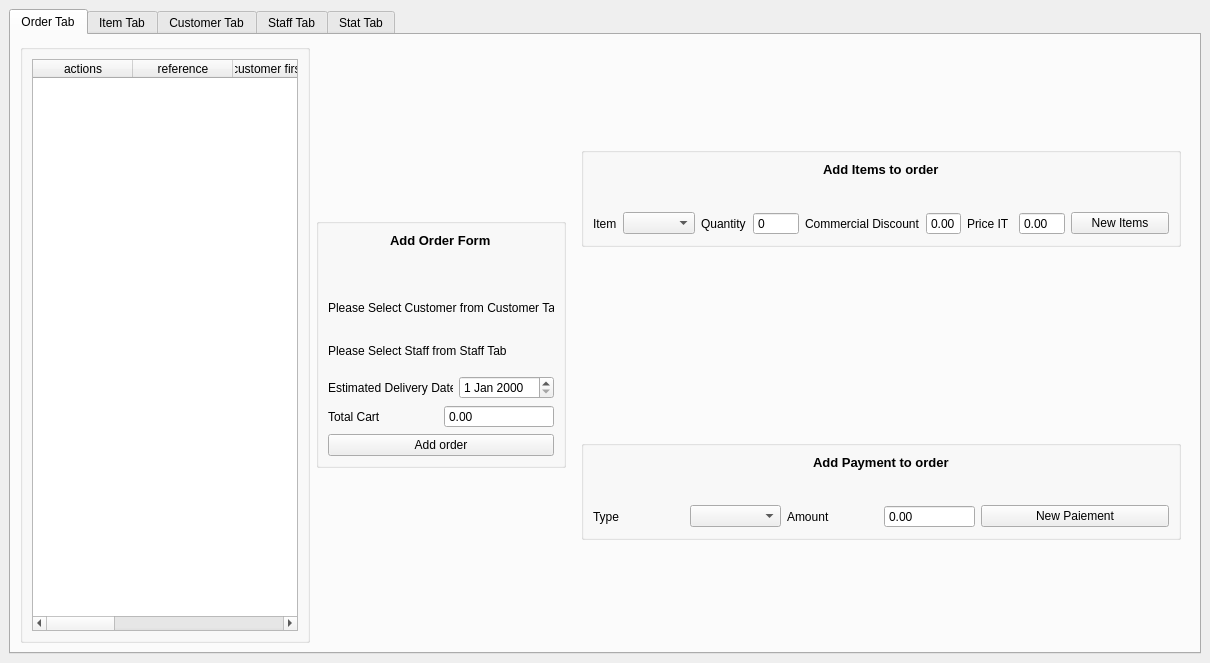
Old version of the form window/main/mainwindow.ui in the repository nivcoo/CESI-POO.
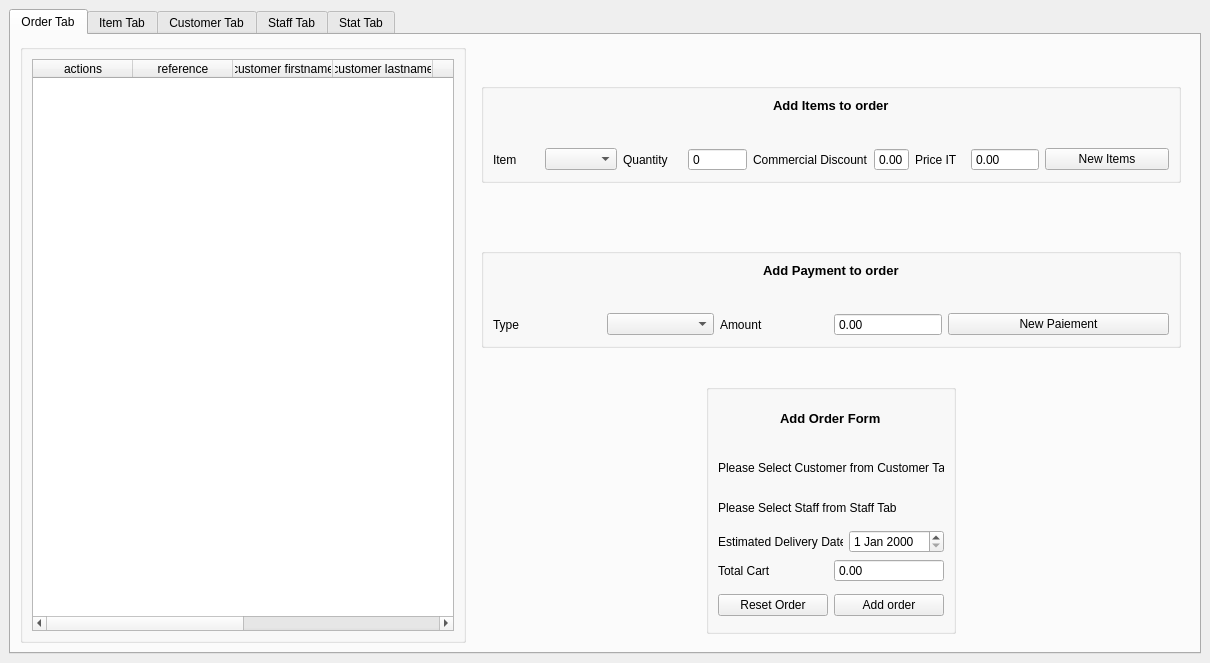
New version of the form.

Commit message: feat. add order and left to pay

```diff
--- a/window/main/mainwindow.ui
+++ b/window/main/mainwindow.ui
@@ -120,6 +120,11 @@
                  <string>total</string>
                 </property>
                </column>
+               <column>
+                <property name="text">
+                 <string>left_to_pay</string>
+                </property>
+               </column>
                <column>
                 <property name="text">
                  <string>estimated_delivery_date</string>
@@ -135,166 +140,6 @@
             </layout>
            </widget>
           </item>
-          <item alignment="Qt::AlignHCenter|Qt::AlignVCenter">
-           <widget class="QGroupBox" name="orderFormBox2">
-            <property name="minimumSize">
-             <size>
-              <width>250</width>
-              <height>250</height>
-             </size>
-            </property>
-            <property name="maximumSize">
-             <size>
-              <width>250</width>
-              <height>250</height>
-             </size>
-            </property>
-            <layout class="QVBoxLayout" name="orderFormLBox2">
-             <property name="sizeConstraint">
-              <enum>QLayout::SetNoConstraint</enum>
-             </property>
-             <item>
-              <layout class="QVBoxLayout" name="orderFormTitleLayout">
-               <item alignment="Qt::AlignHCenter|Qt::AlignTop">
-                <widget class="QLabel" name="titleOrder">
-                 <property name="sizePolicy">
-                  <sizepolicy hsizetype="Preferred" vsizetype="Preferred">
-                   <horstretch>0</horstretch>
-                   <verstretch>0</verstretch>
-                  </sizepolicy>
-                 </property>
-                 <property name="font">
-                  <font>
-                   <family>MS Shell Dlg 2</family>
-                   <pointsize>10</pointsize>
-                   <weight>75</weight>
-                   <bold>true</bold>
-                  </font>
-                 </property>
-                 <property name="accessibleName">
-                  <string>titleorder</string>
-                 </property>
-                 <property name="text">
-                  <string>Add Order Form</string>
-                 </property>
-                </widget>
-               </item>
-              </layout>
-             </item>
-             <item>
-              <widget class="QLineEdit" name="orderFormStaffID">
-               <property name="styleSheet">
-                <string notr="true">width:0px;
-                                                                    height:0px;
-                                                                    border:none;
-
-                                                                </string>
-               </property>
-              </widget>
-             </item>
-             <item>
-              <widget class="QLineEdit" name="orderFormCustomerID">
-               <property name="styleSheet">
-                <string notr="true">width:0px;
-                                                                    height:0px;
-                                                                    border:none;
-
-                                                                </string>
-               </property>
-              </widget>
-             </item>
-             <item>
-              <layout class="QHBoxLayout" name="orderH2">
-               <item>
-                <layout class="QGridLayout" name="orderH3">
-                 <item row="0" column="0">
-                  <widget class="QLabel" name="orderL1">
-                   <property name="text">
-                    <string>Please Select Customer from Customer Tab</string>
-                   </property>
-                  </widget>
-                 </item>
-                </layout>
-               </item>
-              </layout>
-             </item>
-             <item>
-              <layout class="QHBoxLayout" name="orderH4">
-               <item>
-                <layout class="QHBoxLayout" name="orderH5">
-                 <item>
-                  <widget class="QLabel" name="orderL3">
-                   <property name="text">
-                    <string>Please Select Staff from Staff Tab</string>
-                   </property>
-                  </widget>
-                 </item>
-                </layout>
-               </item>
-              </layout>
-             </item>
-             <item>
-              <layout class="QHBoxLayout" name="orderH6">
-               <item>
-                <layout class="QHBoxLayout" name="orderH7">
-                 <item>
-                  <widget class="QLabel" name="orderL5">
-                   <property name="text">
-                    <string>Estimated Delivery Date</string>
-                   </property>
-                  </widget>
-                 </item>
-                 <item>
-                  <widget class="QDateEdit" name="orderFormEstimatedDeliveryDate"/>
-                 </item>
-                </layout>
-               </item>
-              </layout>
-             </item>
-             <item>
-              <layout class="QHBoxLayout" name="horizontalLayout_3">
-               <item>
-                <widget class="QLabel" name="orderL12">
-                 <property name="text">
-                  <string>Total Cart</string>
-                 </property>
-                </widget>
-               </item>
-               <item>
-                <widget class="QDoubleSpinBox" name="orderFormTotalPriceCart">
-                 <property name="readOnly">
-                  <bool>true</bool>
-                 </property>
-                 <property name="buttonSymbols">
-                  <enum>QAbstractSpinBox::NoButtons</enum>
-                 </property>
-                </widget>
-               </item>
-              </layout>
-             </item>
-             <item>
-              <layout class="QHBoxLayout" name="orderH16">
-               <item>
-                <widget class="QPushButton" name="pushButtonAddOrder">
-                 <property name="cursor">
-                  <cursorShape>PointingHandCursor</cursorShape>
-                 </property>
-                 <property name="accessibleName">
-                  <string>pushButtonAddorder</string>
-                 </property>
-                 <property name="autoFillBackground">
-                  <bool>false</bool>
-                 </property>
-                 <property name="text">
-                  <string>Add order</string>
-                 </property>
-                </widget>
-               </item>
-              </layout>
-             </item>
-            </layout>
-           </widget>
-          </item>
           <item>
            <widget class="QStackedWidget" name="orderStackedWidget">
             <widget class="QWidget" name="orderStackedWidget2" native="true">
@@ -303,13 +148,13 @@
                <widget class="QGroupBox" name="orderItemFormBox">
                 <property name="minimumSize">
                  <size>
-                  <width>600</width>
+                  <width>700</width>
                   <height>100</height>
                  </size>
                 </property>
                 <property name="maximumSize">
                  <size>
-                  <width>600</width>
+                  <width>700</width>
                   <height>100</height>
                  </size>
                 </property>
@@ -377,6 +222,9 @@
                          <property name="buttonSymbols">
                           <enum>QAbstractSpinBox::NoButtons</enum>
                          </property>
+                         <property name="maximum">
+                          <number>999999</number>
+                         </property>
                         </widget>
                        </item>
                       </layout>
@@ -428,6 +276,9 @@
                          <property name="specialValueText">
                           <string/>
                          </property>
+                         <property name="maximum">
+                          <double>999999.000000000000000</double>
+                         </property>
                         </widget>
                        </item>
                       </layout>
@@ -454,13 +305,13 @@
                <widget class="QGroupBox" name="orderPaymentFormBox">
                 <property name="minimumSize">
                  <size>
-                  <width>600</width>
+                  <width>700</width>
                   <height>100</height>
                  </size>
                 </property>
                 <property name="maximumSize">
                  <size>
-                  <width>600</width>
+                  <width>700</width>
                   <height>100</height>
                  </size>
                 </property>
@@ -531,6 +382,9 @@
                          <property name="buttonSymbols">
                           <enum>QAbstractSpinBox::NoButtons</enum>
                          </property>
+                         <property name="maximum">
+                          <double>999999.000000000000000</double>
+                         </property>
                         </widget>
                        </item>
                       </layout>
@@ -553,6 +407,176 @@
                 </layout>
                </widget>
               </item>
+              <item alignment="Qt::AlignHCenter|Qt::AlignVCenter">
+               <widget class="QGroupBox" name="orderFormBox2">
+                <property name="minimumSize">
+                 <size>
+                  <width>250</width>
+                  <height>250</height>
+                 </size>
+                </property>
+                <property name="maximumSize">
+                 <size>
+                  <width>250</width>
+                  <height>250</height>
+                 </size>
+                </property>
+                <layout class="QVBoxLayout" name="orderFormLBox2">
+                 <property name="sizeConstraint">
+                  <enum>QLayout::SetNoConstraint</enum>
+                 </property>
+                 <item>
+                  <widget class="QSpinBox" name="orderFormStaffID">
+                   <property name="styleSheet">
+                    <string notr="true">width:0px;
+                                                                    height:0px;
+                                                                    border:none;
+
+                                                                </string>
+                   </property>
+                  </widget>
+                 </item>
+                 <item>
+                  <widget class="QSpinBox" name="orderFormCustomerID">
+                   <property name="styleSheet">
+                    <string notr="true">width:0px;
+                                                                    height:0px;
+                                                                    border:none;
+
+                                                                </string>
+                   </property>
+                  </widget>
+                 </item>
+                 <item>
+                  <layout class="QVBoxLayout" name="orderFormTitleLayout">
+                   <item alignment="Qt::AlignHCenter|Qt::AlignTop">
+                    <widget class="QLabel" name="titleOrder">
+                     <property name="sizePolicy">
+                      <sizepolicy hsizetype="Preferred" vsizetype="Preferred">
+                       <horstretch>0</horstretch>
+                       <verstretch>0</verstretch>
+                      </sizepolicy>
+                     </property>
+                     <property name="font">
+                      <font>
+                       <family>MS Shell Dlg 2</family>
+                       <pointsize>10</pointsize>
+                       <weight>75</weight>
+                       <bold>true</bold>
+                      </font>
+                     </property>
+                     <property name="accessibleName">
+                      <string>titleorder</string>
+                     </property>
+                     <property name="text">
+                      <string>Add Order Form</string>
+                     </property>
+                    </widget>
+                   </item>
+                  </layout>
+                 </item>
+                 <item>
+                  <layout class="QHBoxLayout" name="orderH2">
+                   <item>
+                    <layout class="QGridLayout" name="orderH3">
+                     <item row="0" column="0">
+                      <widget class="QLabel" name="orderL1">
+                       <property name="text">
+                        <string>Please Select Customer from Customer Tab</string>
+                       </property>
+                      </widget>
+                     </item>
+                    </layout>
+                   </item>
+                  </layout>
+                 </item>
+                 <item>
+                  <layout class="QHBoxLayout" name="orderH4">
+                   <item>
+                    <layout class="QHBoxLayout" name="orderH5">
+                     <item>
+                      <widget class="QLabel" name="orderL3">
+                       <property name="text">
+                        <string>Please Select Staff from Staff Tab</string>
+                       </property>
+                      </widget>
+                     </item>
+                    </layout>
+                   </item>
+                  </layout>
+                 </item>
+                 <item>
+                  <layout class="QHBoxLayout" name="orderH6">
+                   <item>
+                    <layout class="QHBoxLayout" name="orderH7">
+                     <item>
+                      <widget class="QLabel" name="orderL5">
+                       <property name="text">
+                        <string>Estimated Delivery Date</string>
+                       </property>
+                      </widget>
+                     </item>
+                     <item>
+                      <widget class="QDateEdit" name="orderFormEstimatedDeliveryDate"/>
+                     </item>
+                    </layout>
+                   </item>
+                  </layout>
+                 </item>
+                 <item>
+                  <layout class="QHBoxLayout" name="horizontalLayout_3">
+                   <item>
+                    <widget class="QLabel" name="orderL12">
+                     <property name="text">
+                      <string>Total Cart</string>
+                     </property>
+                    </widget>
+                   </item>
+                   <item>
+                    <widget class="QDoubleSpinBox" name="orderFormTotalPriceCart">
+                     <property name="readOnly">
+                      <bool>true</bool>
+                     </property>
+                     <property name="buttonSymbols">
+                      <enum>QAbstractSpinBox::NoButtons</enum>
+                     </property>
+                     <property name="maximum">
+                      <double>999999.000000000000000</double>
+                     </property>
+                    </widget>
+                   </item>
+                  </layout>
+                 </item>
+                 <item>
+                  <layout class="QHBoxLayout" name="orderH16">
+                   <item alignment="Qt::AlignVCenter">
+                    <widget class="QPushButton" name="pushButtonResetOrder">
+                     <property name="text">
+                      <string>Reset Order</string>
+                     </property>
+                    </widget>
+                   </item>
+                   <item alignment="Qt::AlignVCenter">
+                    <widget class="QPushButton" name="pushButtonAddOrder">
+                     <property name="cursor">
+                      <cursorShape>PointingHandCursor</cursorShape>
+                     </property>
+                     <property name="accessibleName">
+                      <string>pushButtonAddorder</string>
+                     </property>
+                     <property name="autoFillBackground">
+                      <bool>false</bool>
+                     </property>
+                     <property name="text">
+                      <string>Add order</string>
+                     </property>
+                    </widget>
+                   </item>
+                  </layout>
+                 </item>
+                </layout>
+               </widget>
+              </item>
              </layout>
             </widget>
            </widget>
```
Left out of the diff: 2 changed lines with no effect on the pictures. The commit also changes 9 other files.
